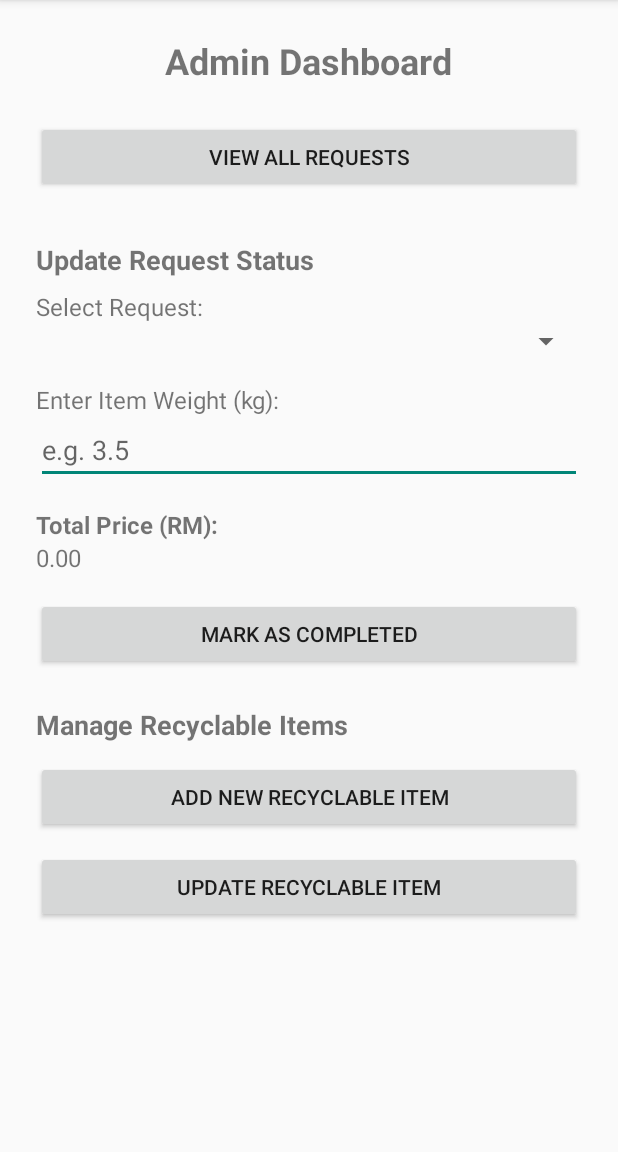
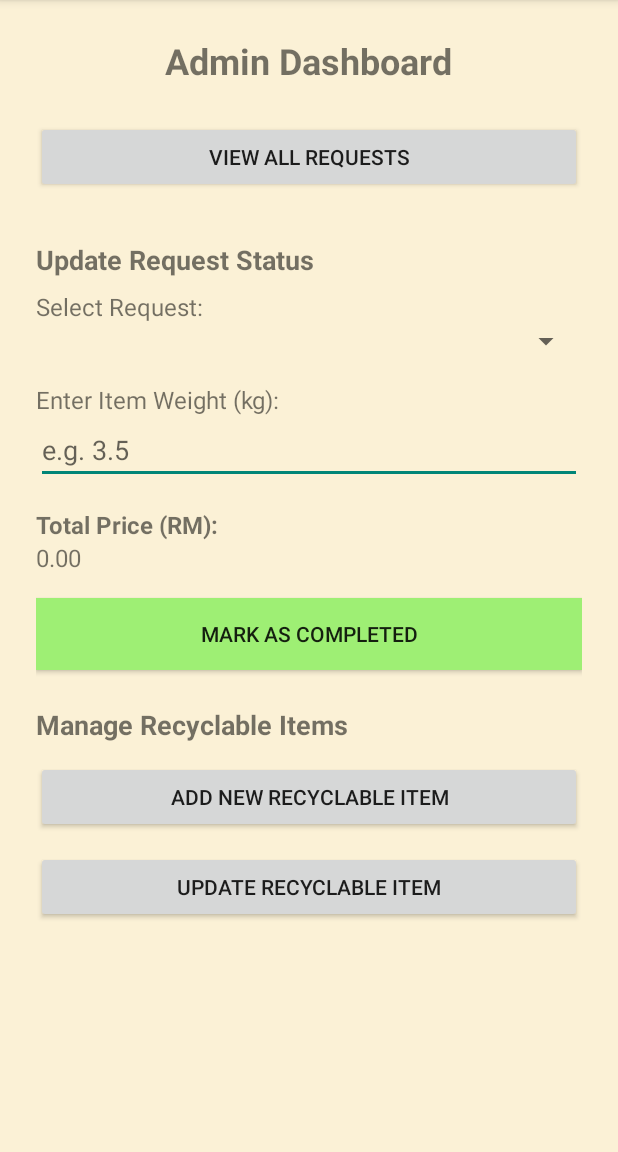
Before and after one commit to 1khwaN/ecoreq, an Android app: the AdminDashboardActivity screen opened directly, with no data from a screen before it, on a phone screen of 412 x 824 dp, the part 84-1236 px from its top. Run offline under Robolectric (Android 15) with nearby library versions, the phone set to English and light mode, and no system bars.

Commit message:
requestService changes

```diff
--- a/app/src/main/java/com/example/recyclerequestapp/remote/RequestService.java
+++ b/app/src/main/java/com/example/recyclerequestapp/remote/RequestService.java
@@ -6,10 +6,22 @@ import java.util.List;
 import retrofit2.Call;
 import retrofit2.http.FormUrlEncoded;
 import retrofit2.http.GET;
+import retrofit2.http.Query;
 
 public interface RequestService {
 
+    // Admin: Get all requests
     @FormUrlEncoded
     @GET("requests") // Assuming your pRESTige endpoint for requests is /requests
     Call<List<Request>> getAllRequests();
+
+
+    // User: Get requests for a specific user
+    // Option 1: Using query parameter (common with pRESTige for filtering)
+    @GET("requests")
+    Call<List<Request>> getMyRequests(@Query("user_id") int userId);
+
+    // Option 2: If your backend has a dedicated endpoint like /users/{id}/requests
+    // @GET("users/{id}/requests")
+    // Call<List<Request>> getMyRequests(@Path("id") int userId);
 }
--- a/app/src/main/res/layout/activity_admin_dashboard.xml
+++ b/app/src/main/res/layout/activity_admin_dashboard.xml
@@ -1,10 +1,11 @@
 <?xml version="1.0" encoding="utf-8"?>
 <ScrollView xmlns:android="http://schemas.android.com/apk/res/android"
+    xmlns:tools="http://schemas.android.com/tools"
     android:layout_width="match_parent"
     android:layout_height="match_parent"
-    xmlns:tools="http://schemas.android.com/tools"
-    android:padding="24dp"
-    android:fitsSystemWindows="true">
+    android:background="#FBF1D6"
+    android:fitsSystemWindows="true"
+    android:padding="24dp">
 
     <LinearLayout
         android:layout_width="match_parent"
@@ -16,29 +17,29 @@
             android:id="@+id/tvAdminTitle"
             android:layout_width="wrap_content"
             android:layout_height="wrap_content"
+            android:layout_gravity="center_horizontal"
+            android:layout_marginBottom="24dp"
             android:text="Admin Dashboard"
             android:textSize="24sp"
-            android:textStyle="bold"
-            android:layout_gravity="center_horizontal"
-            android:layout_marginBottom="24dp" />
+            android:textStyle="bold" />
 
         <!-- View Requests -->
         <Button
             android:id="@+id/btnViewAllRequests"
             android:layout_width="match_parent"
             android:layout_height="wrap_content"
-            android:text="View All Requests"
-            android:layout_marginBottom="16dp" />
+            android:layout_marginBottom="16dp"
+            android:text="View All Requests" />
 
         <!-- Update Request Section -->
         <TextView
             android:layout_width="wrap_content"
             android:layout_height="wrap_content"
+            android:layout_marginTop="16dp"
+            android:layout_marginBottom="8dp"
             android:text="Update Request Status"
             android:textSize="18sp"
-            android:textStyle="bold"
-            android:layout_marginTop="16dp"
-            android:layout_marginBottom="8dp" />
+            android:textStyle="bold" />
 
         <!-- Select Request -->
         <TextView
@@ -64,55 +65,56 @@
             android:id="@+id/edtWeight"
             android:layout_width="match_parent"
             android:layout_height="wrap_content"
+            android:layout_marginBottom="16dp"
             android:hint="e.g. 3.5"
-            android:inputType="numberDecimal"
-            android:layout_marginBottom="16dp" />
+            android:inputType="numberDecimal" />
 
         <!-- Calculated Price -->
         <TextView
             android:layout_width="wrap_content"
             android:layout_height="wrap_content"
             android:text="Total Price (RM):"
-            android:textStyle="bold"
-            android:textSize="16sp" />
+            android:textSize="16sp"
+            android:textStyle="bold" />
 
         <TextView
             android:id="@+id/tvCalculatedPrice"
             android:layout_width="wrap_content"
             android:layout_height="wrap_content"
+            android:layout_marginBottom="16dp"
             android:text="0.00"
-            android:textSize="16sp"
-            android:layout_marginBottom="16dp" />
+            android:textSize="16sp" />
 
         <Button
             android:id="@+id/btnComplete"
             android:layout_width="match_parent"
             android:layout_height="wrap_content"
-            android:text="Mark as Completed"
-            android:layout_marginBottom="24dp" />
+            android:layout_marginBottom="24dp"
+            android:background="#9EEF74"
+            android:text="Mark as Completed" />
 
         <!-- Recyclable Item Management -->
         <TextView
             android:layout_width="wrap_content"
             android:layout_height="wrap_content"
+            android:layout_marginBottom="12dp"
             android:text="Manage Recyclable Items"
             android:textSize="18sp"
-            android:textStyle="bold"
-            android:layout_marginBottom="12dp" />
+            android:textStyle="bold" />
 
         <Button
             android:id="@+id/btnAddItem"
             android:layout_width="match_parent"
             android:layout_height="wrap_content"
-            android:text="Add New Recyclable Item"
-            android:layout_marginBottom="12dp" />
+            android:layout_marginBottom="12dp"
+            android:text="Add New Recyclable Item" />
 
         <Button
             android:id="@+id/btnUpdateItem"
             android:layout_width="match_parent"
             android:layout_height="wrap_content"
-            android:text="Update Recyclable Item"
-            android:layout_marginBottom="24dp" />
+            android:layout_marginBottom="24dp"
+            android:text="Update Recyclable Item" />
 
         <androidx.recyclerview.widget.RecyclerView
             android:id="@+id/recyclerViewRequests"
@@ -121,6 +123,5 @@
             tools:listitem="@layout/item_request" />
 
 
-
     </LinearLayout>
 </ScrollView>
```
